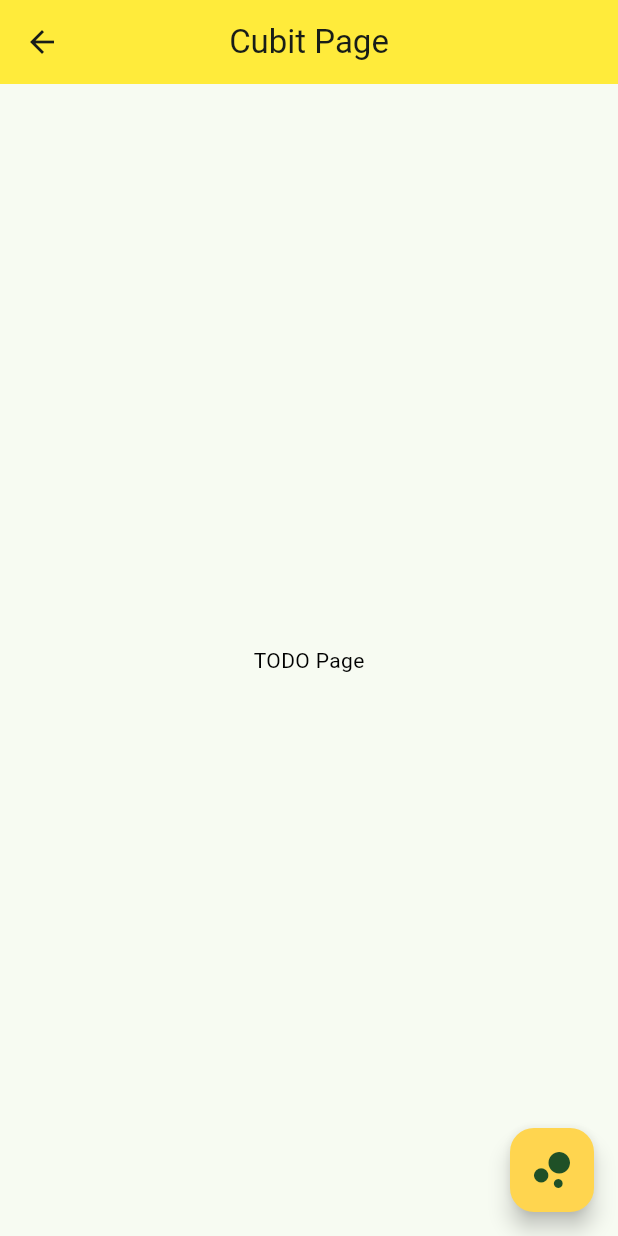
After one commit to celociousalltrin/Todofy, a Flutter app: the CubitPage screen opened by its route, after a tap on the "bubble chart" icon, on a phone screen of 412 x 824 dp. The commit adds this screen. Run offline on Flutter 3.47's test engine with Material 3 defaults, Android fonts, the phone set to English and light mode, and no system bars.

Commit message:
Cubit structure added

```diff
--- /dev/null
+++ b/lib/pages/cubit_page/counter.dart
@@ -0,0 +1,13 @@
+import 'package:flutter/material.dart';
+
+class CounterPage extends StatelessWidget {
+  const CounterPage({super.key});
+
+  @override
+  Widget build(BuildContext context) {
+    return const Scaffold(
+      body: Center(
+          child: Text("COUNTER PAGE", style: TextStyle(color: Colors.black))),
+    );
+  }
+}
--- /dev/null
+++ b/lib/pages/cubit_page/index.dart
@@ -0,0 +1,34 @@
+import 'package:flutter/material.dart';
+import 'package:flutter_application_1/pages/cubit_page/counter.dart';
+import 'package:flutter_application_1/pages/cubit_page/todo.dart';
+
+class CubitPage extends StatefulWidget {
+  const CubitPage({super.key});
+
+  @override
+  State<CubitPage> createState() => _CubitPageState();
+}
+
+class _CubitPageState extends State<CubitPage> {
+  bool isToogle = false;
+  @override
+  Widget build(BuildContext context) {
+    return Scaffold(
+      appBar: AppBar(
+        title: const Text("Cubit Page"),
+        backgroundColor: Colors.yellow,
+        centerTitle: true,
+      ),
+      body: Center(child: isToogle ? TodoPage() : CounterPage()),
+      floatingActionButton: FloatingActionButton(
+        onPressed: () {
+          setState(() {
+            isToogle = !isToogle;
+          });
+        },
+        child: const Icon(Icons.bubble_chart, size: 36),
+        backgroundColor: Colors.amber[300],
+      ),
+    );
+  }
+}
--- /dev/null
+++ b/lib/pages/cubit_page/todo.dart
@@ -0,0 +1,17 @@
+import 'package:flutter/material.dart';
+
+class TodoPage extends StatelessWidget {
+  const TodoPage({super.key});
+
+  @override
+  Widget build(BuildContext context) {
+    return const Scaffold(
+      body: Center(
+        child: Text(
+          "TODO Page",
+          style: TextStyle(color: Colors.black),
+        ),
+      ),
+    );
+  }
+}
--- a/lib/utils/common_data.dart
+++ b/lib/utils/common_data.dart
@@ -1,12 +1,15 @@
 import 'package:flutter_application_1/pages/about.dart';
+import 'package:flutter_application_1/pages/cubit_page/index.dart';
 import 'package:flutter_application_1/pages/home.dart';
 
 final appRoutes = {
   "/home": (_) => const Homepage(),
-  "/about": (_) => const AboutPage()
+  "/about": (_) => const AboutPage(),
+  "/cubit": (_) => const CubitPage()
 };
 
 const appNavigationData = [
   {"title": "To DO", "route": "/home"},
   {"title": "About", "route": "/about"},
+  {"title": "Cubit", "route": "/cubit"},
 ];
--- a/pubspec.yaml
+++ b/pubspec.yaml
@@ -10,6 +10,7 @@ dependencies:
   flutter:
     sdk: flutter
   google_fonts: ^2.1.0
+  flutter_bloc: ^8.1.5
 
 dev_dependencies:
   flutter_test:
```
Also changed, not shown: lib/pages/cubit_page/cubit_store/index.dart (added), pubspec.lock.
